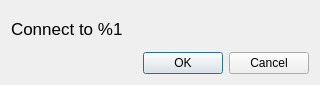
lxqt/lxqt-connman-applet, file dialog.ui: the form before one commit.
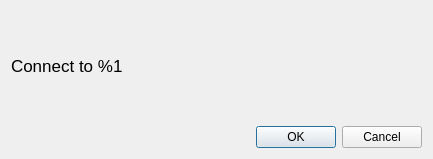
The form after the commit.

Commit message: Change agent dialog title to LXQt ConnMan applet

Patch:
```diff
--- a/dialog.ui
+++ b/dialog.ui
@@ -6,8 +6,8 @@
    <rect>
     <x>0</x>
     <y>0</y>
-    <width>320</width>
-    <height>85</height>
+    <width>433</width>
+    <height>159</height>
    </rect>
   </property>
   <property name="windowTitle">
```
Left out of the diff: 2 changed lines with no effect on the pictures. The commit also changes 3 other files.
